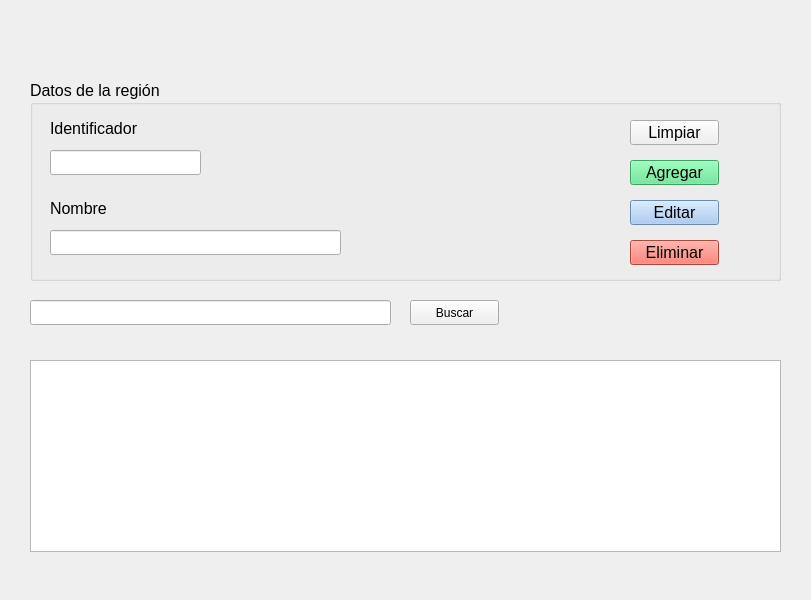
The window that vistas/FrmRegion.ui (G-Mann00/HR_Seguridad) describes before a commit, drawn with Qt 5.
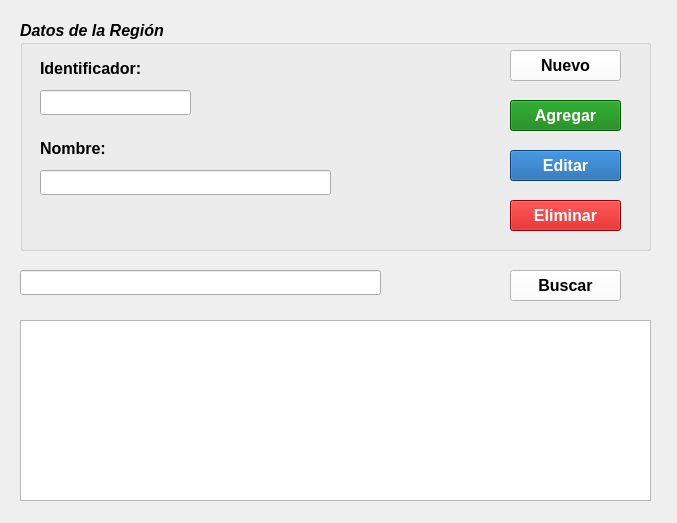
The same window after the commit. Icons and pictures are not drawn.

Commit message: se modifican los siguientes frmLocalizacion(ui),frmPais(ui),frmRegion(ui) y sus respectivos archvivos .py

```diff
--- a/vistas/FrmRegion.ui
+++ b/vistas/FrmRegion.ui
@@ -6,10 +6,16 @@
    <rect>
     <x>0</x>
     <y>0</y>
-    <width>811</width>
-    <height>600</height>
+    <width>677</width>
+    <height>523</height>
    </rect>
   </property>
+  <property name="minimumSize">
+   <size>
+    <width>677</width>
+    <height>523</height>
+   </size>
+  </property>
   <property name="windowTitle">
    <string>Gestión de región </string>
   </property>
@@ -17,31 +23,42 @@
    <widget class="QGroupBox" name="groupBox">
     <property name="geometry">
      <rect>
-      <x>30</x>
-      <y>80</y>
-      <width>751</width>
-      <height>201</height>
+      <x>20</x>
+      <y>20</y>
+      <width>631</width>
+      <height>231</height>
      </rect>
     </property>
     <property name="font">
      <font>
       <pointsize>12</pointsize>
+      <weight>75</weight>
+      <italic>true</italic>
+      <bold>true</bold>
      </font>
     </property>
     <property name="title">
-     <string>Datos de la región    </string>
+     <string>Datos de la Región    </string>
     </property>
     <widget class="QLabel" name="lbl_identificador">
      <property name="geometry">
       <rect>
        <x>20</x>
        <y>40</y>
-       <width>101</width>
+       <width>111</width>
        <height>17</height>
       </rect>
      </property>
+     <property name="font">
+      <font>
+       <pointsize>12</pointsize>
+       <weight>75</weight>
+       <italic>false</italic>
+       <bold>true</bold>
+      </font>
+     </property>
      <property name="text">
-      <string>Identificador</string>
+      <string>Identificador:</string>
      </property>
     </widget>
     <widget class="QLabel" name="lbl_nombre">
@@ -53,8 +70,16 @@
        <height>17</height>
       </rect>
      </property>
+     <property name="font">
+      <font>
+       <pointsize>12</pointsize>
+       <weight>75</weight>
+       <italic>false</italic>
+       <bold>true</bold>
+      </font>
+     </property>
      <property name="text">
-      <string>Nombre</string>
+      <string>Nombre:</string>
      </property>
     </widget>
     <widget class="QLineEdit" name="le_identificador">
@@ -66,6 +91,14 @@
        <height>25</height>
       </rect>
      </property>
+     <property name="font">
+      <font>
+       <pointsize>12</pointsize>
+       <weight>50</weight>
+       <italic>false</italic>
+       <bold>false</bold>
+      </font>
+     </property>
      <property name="readOnly">
       <bool>true</bool>
      </property>
@@ -79,100 +112,226 @@
        <height>25</height>
       </rect>
      </property>
+     <property name="font">
+      <font>
+       <pointsize>12</pointsize>
+       <weight>50</weight>
+       <italic>false</italic>
+       <bold>false</bold>
+      </font>
+     </property>
     </widget>
     <widget class="QPushButton" name="btn_limpiar">
      <property name="geometry">
       <rect>
-       <x>600</x>
-       <y>40</y>
-       <width>89</width>
-       <height>25</height>
+       <x>490</x>
+       <y>30</y>
+       <width>111</width>
+       <height>31</height>
       </rect>
      </property>
+     <property name="font">
+      <font>
+       <pointsize>12</pointsize>
+       <weight>75</weight>
+       <italic>false</italic>
+       <bold>true</bold>
+      </font>
+     </property>
+     <property name="toolTip">
+      <string>&lt;html&gt;&lt;head/&gt;&lt;body&gt;&lt;p&gt;&lt;span style=&quot; font-weight:400;&quot;&gt;Limpia los campos del formulario&lt;/span&gt;&lt;/p&gt;&lt;/body&gt;&lt;/html&gt;</string>
+     </property>
+     <property name="styleSheet">
+      <string notr="true">color: Black;
+background-color:white
+</string>
+     </property>
      <property name="text">
-      <string>Limpiar</string>
+      <string>Nuevo</string>
+     </property>
+     <property name="icon">
+      <iconset resource="../recursos/iconosBotones.qrc">
+       <normaloff>:/iconosCrud/clean40.png</normaloff>:/iconosCrud/clean40.png</iconset>
+     </property>
+     <property name="iconSize">
+      <size>
+       <width>20</width>
+       <height>20</height>
+      </size>
      </property>
     </widget>
     <widget class="QPushButton" name="btn_agregar">
      <property name="geometry">
       <rect>
-       <x>600</x>
+       <x>490</x>
        <y>80</y>
-       <width>89</width>
-       <height>25</height>
+       <width>111</width>
+       <height>31</height>
       </rect>
      </property>
+     <property name="font">
+      <font>
+       <pointsize>12</pointsize>
+       <weight>75</weight>
+       <italic>false</italic>
+       <bold>true</bold>
+      </font>
+     </property>
+     <property name="toolTip">
+      <string>&lt;html&gt;&lt;head/&gt;&lt;body&gt;&lt;p&gt;&lt;span style=&quot; font-weight:400;&quot;&gt;Crea un nuevo registro&lt;/span&gt;&lt;/p&gt;&lt;/body&gt;&lt;/html&gt;</string>
+     </property>
      <property name="styleSheet">
-      <string notr="true">background-color: rgb(87, 227, 137);</string>
+      <string notr="true">color: White;
+background-color:rgb(7,125,8)</string>
      </property>
      <property name="text">
       <string>Agregar</string>
      </property>
+     <property name="icon">
+      <iconset resource="../recursos/iconosBotones.qrc">
+       <normaloff>:/iconosCrud/add40.png</normaloff>:/iconosCrud/add40.png</iconset>
+     </property>
+     <property name="iconSize">
+      <size>
+       <width>20</width>
+       <height>20</height>
+      </size>
+     </property>
     </widget>
     <widget class="QPushButton" name="btn_editar">
      <property name="geometry">
       <rect>
-       <x>600</x>
-       <y>120</y>
-       <width>89</width>
-       <height>25</height>
+       <x>490</x>
+       <y>130</y>
+       <width>111</width>
+       <height>31</height>
       </rect>
      </property>
+     <property name="font">
+      <font>
+       <pointsize>12</pointsize>
+       <weight>75</weight>
+       <italic>false</italic>
+       <bold>true</bold>
+      </font>
+     </property>
+     <property name="toolTip">
+      <string>&lt;html&gt;&lt;head/&gt;&lt;body&gt;&lt;p&gt;&lt;span style=&quot; font-weight:400;&quot;&gt;Edita un registro ya existente&lt;/span&gt;&lt;/p&gt;&lt;/body&gt;&lt;/html&gt;</string>
+     </property>
      <property name="styleSheet">
-      <string notr="true">background-color: rgb(153, 193, 241);</string>
+      <string notr="true">color: White;
+background-color: rgb(12,91,166)</string>
      </property>
      <property name="text">
       <string>Editar</string>
      </property>
+     <property name="icon">
+      <iconset resource="../recursos/iconosBotones.qrc">
+       <normaloff>:/iconosCrud/edit40.png</normaloff>:/iconosCrud/edit40.png</iconset>
+     </property>
+     <property name="iconSize">
+      <size>
+       <width>20</width>
+       <height>20</height>
+      </size>
+     </property>
     </widget>
     <widget class="QPushButton" name="btn_eliminar">
      <property name="geometry">
       <rect>
-       <x>600</x>
-       <y>160</y>
-       <width>89</width>
-       <height>25</height>
+       <x>490</x>
+       <y>180</y>
+       <width>111</width>
+       <height>31</height>
       </rect>
      </property>
+     <property name="font">
+      <font>
+       <pointsize>12</pointsize>
+       <weight>75</weight>
+       <italic>false</italic>
+       <bold>true</bold>
+      </font>
+     </property>
+     <property name="toolTip">
+      <string>&lt;html&gt;&lt;head/&gt;&lt;body&gt;&lt;p&gt;&lt;span style=&quot; font-weight:400;&quot;&gt;Elimina un registro&lt;/span&gt;&lt;/p&gt;&lt;/body&gt;&lt;/html&gt;</string>
+     </property>
      <property name="styleSheet">
-      <string notr="true">background-color: rgb(246, 97, 81);</string>
+      <string notr="true">color: White;
+background-color: rgb(201,0,0)</string>
      </property>
      <property name="text">
       <string>Eliminar</string>
      </property>
+     <property name="icon">
+      <iconset resource="../recursos/iconosBotones.qrc">
+       <normaloff>:/iconosCrud/delete40.png</normaloff>:/iconosCrud/delete40.png</iconset>
+     </property>
+     <property name="iconSize">
+      <size>
+       <width>20</width>
+       <height>20</height>
+      </size>
+     </property>
     </widget>
    </widget>
    <widget class="QLineEdit" name="le_buscar">
     <property name="geometry">
      <rect>
-      <x>30</x>
-      <y>300</y>
+      <x>20</x>
+      <y>270</y>
       <width>361</width>
       <height>25</height>
      </rect>
     </property>
+    <property name="font">
+     <font>
+      <pointsize>12</pointsize>
+     </font>
+    </property>
+   </widget>
+   <widget class="QTableView" name="tbv_registrosRegion">
+    <property name="geometry">
+     <rect>
+      <x>20</x>
+      <y>320</y>
+      <width>631</width>
+      <height>181</height>
+     </rect>
+    </property>
    </widget>
    <widget class="QPushButton" name="btn_buscar">
     <property name="geometry">
      <rect>
-      <x>410</x>
-      <y>300</y>
-      <width>89</width>
-      <height>25</height>
+      <x>510</x>
+      <y>270</y>
+      <width>111</width>
+      <height>31</height>
      </rect>
     </property>
+    <property name="font">
+     <font>
+      <pointsize>12</pointsize>
+      <weight>75</weight>
+      <bold>true</bold>
+     </font>
+    </property>
+    <property name="styleSheet">
+     <string notr="true">color: Black;
+background-color: rgb(255, 255, 255)</string>
+    </property>
     <property name="text">
      <string>Buscar</string>
     </property>
-   </widget>
-   <widget class="QTableView" name="tbv_registrosRegion">
-    <property name="geometry">
-     <rect>
-      <x>30</x>
-      <y>360</y>
-      <width>751</width>
-      <height>192</height>
-     </rect>
+    <property name="icon">
+     <iconset resource="../recursos/iconosBotones.qrc">
+      <normaloff>:/iconosCrud/search40.png</normaloff>:/iconosCrud/search40.png</iconset>
+    </property>
+    <property name="iconSize">
+     <size>
+      <width>20</width>
+      <height>20</height>
+     </size>
     </property>
    </widget>
   </widget>
```
Left out of the diff: 4 changed lines with no effect on the pictures. The commit also changes 5 other files.
